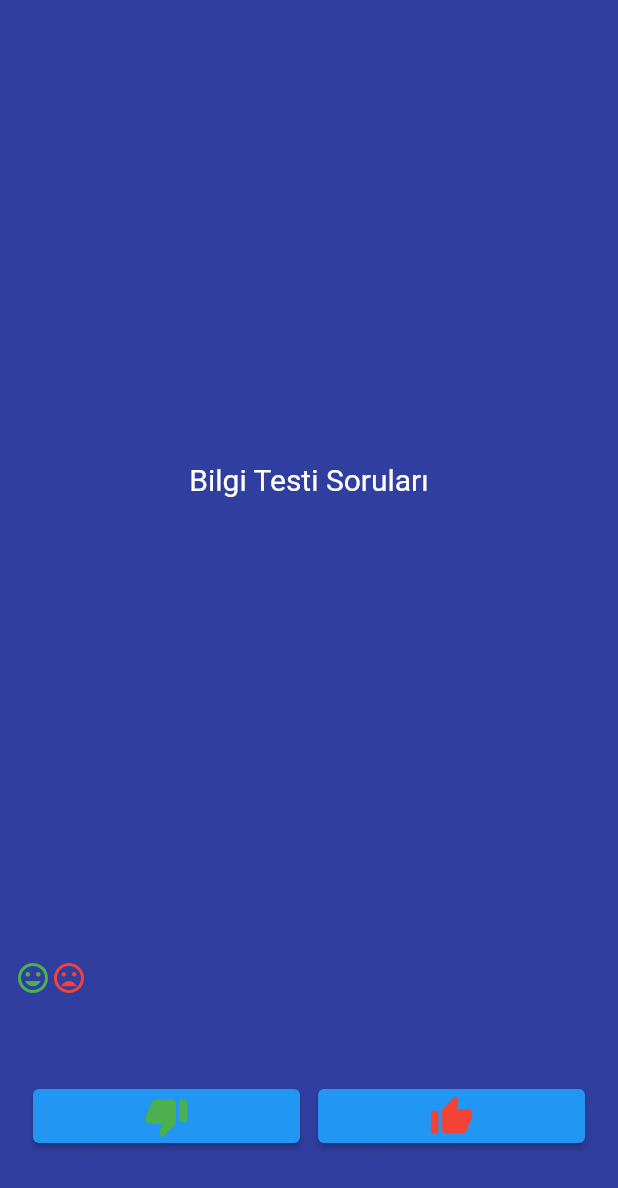
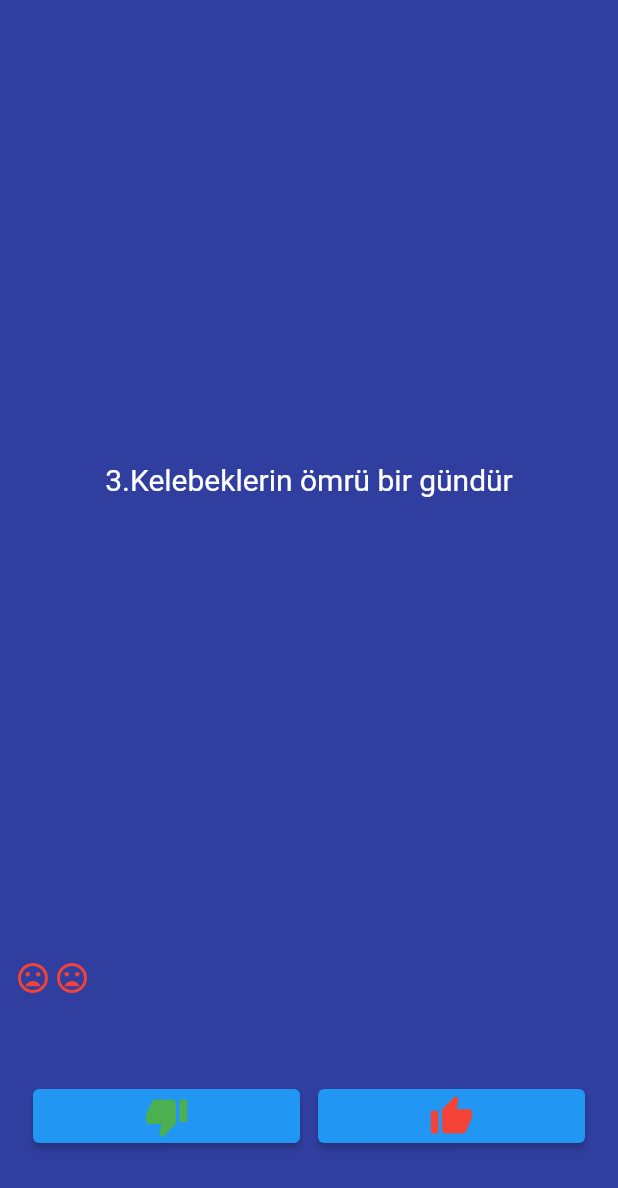
Before and after one commit to aydnlramazan/bilgi_testi, a Flutter app: the screen it shows after launch, after a tap on the "thumb down" icon, after a tap on the "thumb up" icon, on a phone screen of 412 x 824 dp. Shown: the top 1188 px of the screen. Run offline on Flutter 3.47's test engine with Material 2 defaults, Android fonts, the phone set to English and light mode, and no system bars.

Commit message:
first commit

```diff
--- a/lib/main.dart
+++ b/lib/main.dart
@@ -27,6 +27,24 @@ class SoruSayfasi extends StatefulWidget {
 class _SoruSayfasiState extends State<SoruSayfasi> {
   List<Icon> secimler = [];
 
+  List<Soru> soruBankasi = [
+    Soru(
+        soruMetni: '1.Titanic gelmiş geçmiş en büyük gemidir',
+        soruYaniti: false),
+    Soru(
+        soruMetni: ' 2.Dünyadaki tavuk sayısı insan sayısından fazladır',
+        soruYaniti: true),
+    Soru(soruMetni: '3.Kelebeklerin ömrü bir gündür', soruYaniti: false),
+    Soru(soruMetni: ' 4.Dünya düzdür', soruYaniti: false),
+    Soru(
+        soruMetni: '5.Kaju fıstığı aslında bir meyvenin sapıdır',
+        soruYaniti: true),
+    Soru(
+        soruMetni: '6.Fatih Sultan Mehmet hiç patates yememiştir',
+        soruYaniti: true),
+    Soru(soruMetni: '7.Fransızlar 80 demek için, 4 - 20 der', soruYaniti: true),
+  ];
+  int soruIndex = 0;
   @override
   Widget build(BuildContext context) {
     return Column(
@@ -39,7 +57,7 @@ class _SoruSayfasiState extends State<SoruSayfasi> {
             padding: EdgeInsets.all(10.0),
             child: Center(
               child: Text(
-                'Bilgi Testi Soruları',
+                soruBankasi[soruIndex].soruMetni,
                 textAlign: TextAlign.center,
                 style: TextStyle(
                   fontSize: 20.0,
@@ -49,7 +67,10 @@ class _SoruSayfasiState extends State<SoruSayfasi> {
             ),
           ),
         ),
-        Row(
+        Wrap(
+          direction: Axis.horizontal,
+          spacing: 2,
+          runSpacing: 2,
           children: secimler,
         ),
         Expanded(
@@ -68,7 +89,10 @@ class _SoruSayfasiState extends State<SoruSayfasi> {
                           ),
                           onPressed: () {
                             setState(() {
-                              secimler.add(dogruIcon);
+                              soruBankasi[soruIndex].soruYaniti == true
+                                  ? secimler.add(dogruIcon)
+                                  : secimler.add(yanlisIcon);
+                              soruIndex++;
                             });
                           },
                         ))),
@@ -80,7 +104,11 @@ class _SoruSayfasiState extends State<SoruSayfasi> {
                           Icon(Icons.thumb_up, size: 30.0, color: Colors.red),
                       onPressed: () {
                         setState(() {
-                          secimler.add(yanlisIcon);
+                          soruBankasi[soruIndex].soruYaniti == false
+                              ? secimler.add(dogruIcon)
+                              : secimler.add(yanlisIcon);
+                          soruIndex++;
+                          //secimler.add(yanlisIcon);
                         });
                       },
                     ),
@@ -95,3 +123,10 @@ class _SoruSayfasiState extends State<SoruSayfasi> {
 
 const dogruIcon = Icon(Icons.mood, color: Colors.green);
 const yanlisIcon = Icon(Icons.mood_bad, color: Colors.red);
+
+class Soru {
+  String soruMetni;
+  bool soruYaniti;
+
+  Soru({required this.soruMetni, required this.soruYaniti});
+}
```
